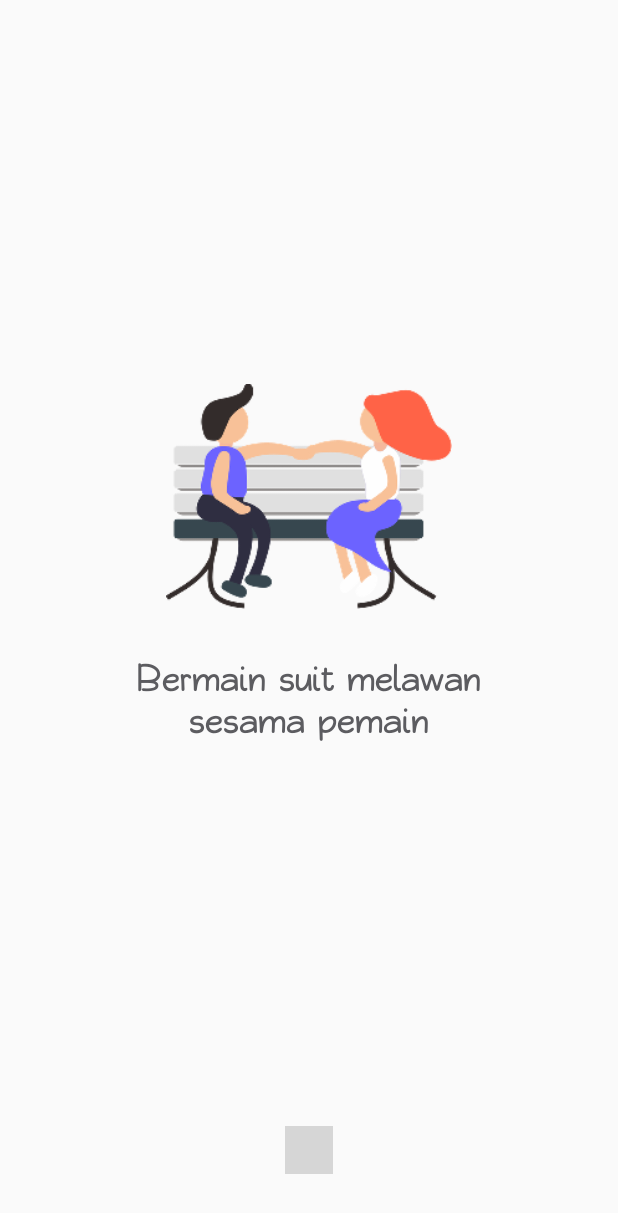
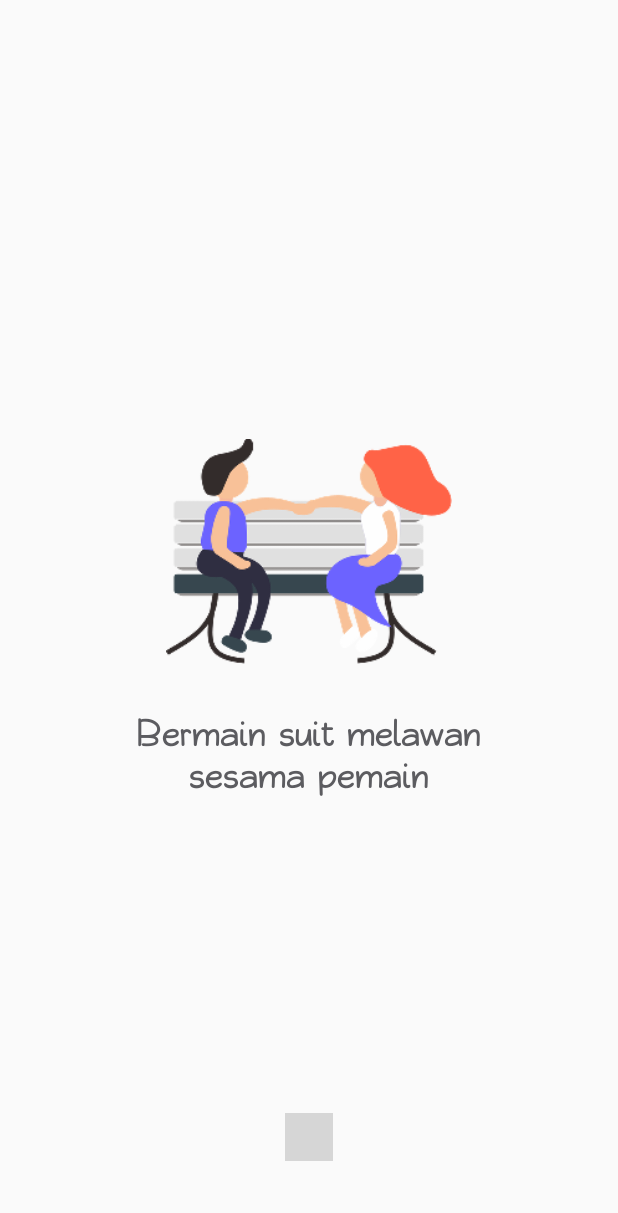
Before and after one commit to krisnasirait/Rock-Paper-Scissors-Game, an Android app: the screen it shows after launch (LandingActivity), on a phone screen of 412 x 824 dp. Shown: the top 1213 px of the screen. Run offline under Robolectric (Android 15) with nearby library versions, the phone set to English and light mode, and no system bars; plain views replace CircleIndicator3; pictures from the network do not load; 1 statement that could not run was skipped; grey boxes are pictures that could not be loaded.

Commit message:
fixing layout for activity_landing.xml and fragment_second_landing_page.xml

```diff
--- a/app/src/main/res/layout/activity_landing.xml
+++ b/app/src/main/res/layout/activity_landing.xml
@@ -10,17 +10,10 @@
         android:id="@+id/vp_landing"
         android:layout_width="0dp"
         android:layout_height="0dp"
-        app:layout_constraintBottom_toTopOf="@id/tl_page_indicator"
+        app:layout_constraintBottom_toBottomOf="parent"
         app:layout_constraintEnd_toEndOf="parent"
         app:layout_constraintStart_toStartOf="parent"
         app:layout_constraintTop_toTopOf="parent" />
-
-    <androidx.constraintlayout.widget.Barrier
-        android:id="@+id/barrier"
-        android:layout_width="wrap_content"
-        android:layout_height="wrap_content"
-        app:barrierDirection="top"
-        app:constraint_referenced_ids="tl_page_indicator, iv_arrow" />
 
     <me.relex.circleindicator.CircleIndicator3
         android:id="@+id/tl_page_indicator"
@@ -32,33 +25,9 @@
         app:ci_height="12dp"
         app:ci_margin="2dp"
         app:ci_width="12dp"
-        app:layout_constraintBottom_toBottomOf="@id/guideline"
-        app:layout_constraintEnd_toEndOf="parent"
-        app:layout_constraintStart_toStartOf="parent"
-        app:layout_constraintTop_toTopOf="@+id/barrier"
-        app:layout_constraintVertical_bias="0" />
-
-    <ImageView
-        android:id="@+id/iv_arrow"
-        android:layout_width="30dp"
-        android:layout_height="50dp"
-        android:layout_marginEnd="32dp"
-        android:layout_marginBottom="6dp"
-        android:scaleType="fitXY"
-        android:src="@drawable/ic_arrow"
-        android:visibility="gone"
-        app:layout_constraintBottom_toBottomOf="@id/guideline"
-        app:layout_constraintEnd_toEndOf="parent"
-        app:layout_constraintTop_toTopOf="@+id/barrier"
-        app:layout_constraintVertical_bias="0"
-        app:tint="@color/blue"
-        tools:visibility="visible" />
-
-    <androidx.constraintlayout.widget.Guideline
-        android:id="@+id/guideline"
-        android:layout_width="wrap_content"
-        android:layout_height="wrap_content"
-        android:orientation="horizontal"
-        app:layout_constraintGuide_percent="0.95" />
+        app:layout_constraintBottom_toBottomOf="parent"
+        app:layout_constraintRight_toRightOf="parent"
+        app:layout_constraintLeft_toLeftOf="parent"
+        android:layout_marginBottom="50dp" />
 
 </androidx.constraintlayout.widget.ConstraintLayout>
--- a/app/src/main/res/layout/fragment_second_landing_page.xml
+++ b/app/src/main/res/layout/fragment_second_landing_page.xml
@@ -35,6 +35,18 @@
         app:layout_constraintStart_toStartOf="@id/guideline_start"
         app:layout_constraintTop_toBottomOf="@id/iv_landing_image" />
 
+    <Button
+        android:id="@+id/btn_arrow"
+        android:layout_width="30dp"
+        android:layout_height="50dp"
+        android:layout_marginEnd="30dp"
+        android:layout_marginBottom="20dp"
+        android:scaleType="fitXY"
+        android:background="@drawable/ic_arrow"
+        android:backgroundTint="@color/blue"
+        app:layout_constraintBottom_toBottomOf="parent"
+        app:layout_constraintRight_toRightOf="parent"/>
+
     <androidx.constraintlayout.widget.Guideline
         android:id="@+id/guideline_start"
         android:layout_width="wrap_content"
```
